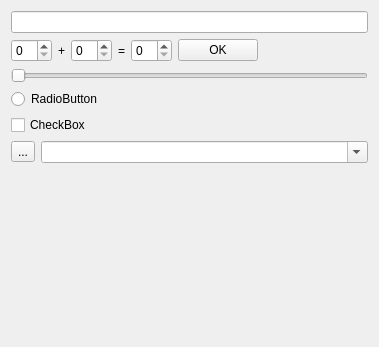
RinatB2017/mega_GIT, file Qt/my_programm/_For_tests/src/for_tests_mainbox/ui/for_tests_mainbox.ui: the form before one commit.
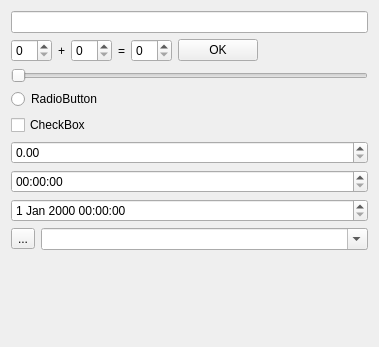
The form after the commit.

Patch:
```diff
--- a/Qt/my_programm/_For_tests/src/for_tests_mainbox/ui/for_tests_mainbox.ui
+++ b/Qt/my_programm/_For_tests/src/for_tests_mainbox/ui/for_tests_mainbox.ui
@@ -94,6 +94,15 @@
      </property>
     </widget>
    </item>
+   <item>
+    <widget class="QDoubleSpinBox" name="doubleSpinBox"/>
+   </item>
+   <item>
+    <widget class="QTimeEdit" name="timeEdit"/>
+   </item>
+   <item>
+    <widget class="QDateTimeEdit" name="dateTimeEdit"/>
+   </item>
    <item>
     <layout class="QHBoxLayout" name="horizontalLayout">
      <item>
```
Left out of the diff: 4 changed lines with no effect on the pictures.
